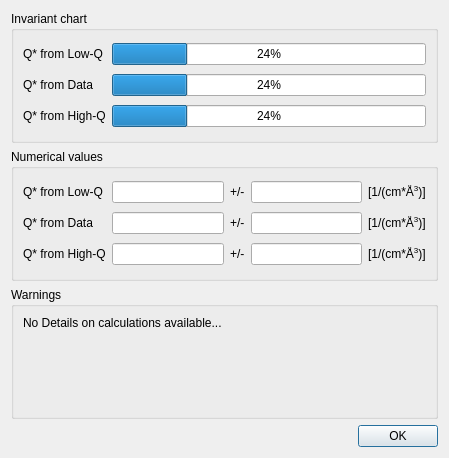
Old version of the form src/sas/qtgui/Perspectives/Invariant/UI/InvariantDetailsUI.ui in the repository SasView/sasview.
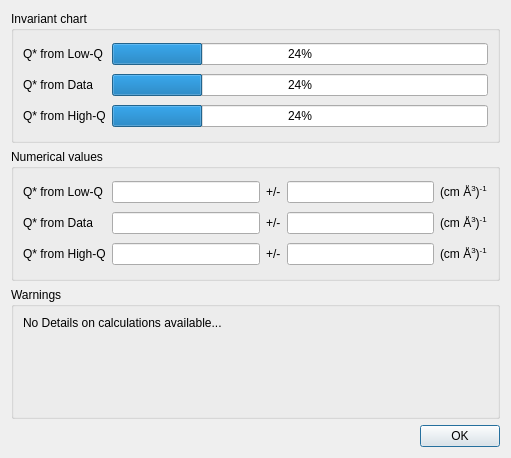
New version of the form.

Commit message: Initial commit of Celine's Invariant Perspective work SASVIEW-52

What changed in the file:
```diff
--- a/src/sas/qtgui/Perspectives/Invariant/UI/InvariantDetailsUI.ui
+++ b/src/sas/qtgui/Perspectives/Invariant/UI/InvariantDetailsUI.ui
@@ -6,10 +6,16 @@
    <rect>
     <x>0</x>
     <y>0</y>
-    <width>449</width>
+    <width>511</width>
     <height>458</height>
    </rect>
   </property>
+  <property name="sizePolicy">
+   <sizepolicy hsizetype="Fixed" vsizetype="Fixed">
+    <horstretch>0</horstretch>
+    <verstretch>0</verstretch>
+   </sizepolicy>
+  </property>
   <property name="windowTitle">
    <string>Dialog</string>
   </property>
@@ -94,7 +100,7 @@
       <item row="0" column="4">
        <widget class="QLabel" name="label_3">
         <property name="text">
-         <string>&lt;html&gt;&lt;head/&gt;&lt;body&gt;&lt;p&gt;[1/(cm*Å&lt;span style=&quot; vertical-align:super;&quot;&gt;3&lt;/span&gt;)]&lt;/p&gt;&lt;/body&gt;&lt;/html&gt;</string>
+         <string>&lt;html&gt;&lt;head/&gt;&lt;body&gt;&lt;p&gt;(cm Å&lt;span style=&quot; vertical-align:super;&quot;&gt;3&lt;/span&gt;)&lt;span style=&quot; vertical-align:super;&quot;&gt;-1&lt;/span&gt;&lt;/p&gt;&lt;/body&gt;&lt;/html&gt;</string>
         </property>
        </widget>
       </item>
@@ -121,7 +127,7 @@
       <item row="1" column="4">
        <widget class="QLabel" name="label_4">
         <property name="text">
-         <string>&lt;html&gt;&lt;head/&gt;&lt;body&gt;&lt;p&gt;[1/(cm*Å&lt;span style=&quot; vertical-align:super;&quot;&gt;3&lt;/span&gt;)]&lt;/p&gt;&lt;/body&gt;&lt;/html&gt;</string>
+         <string>&lt;html&gt;&lt;head/&gt;&lt;body&gt;&lt;p&gt;(cm Å&lt;span style=&quot; vertical-align:super;&quot;&gt;3&lt;/span&gt;)&lt;span style=&quot; vertical-align:super;&quot;&gt;-1&lt;/span&gt;&lt;/p&gt;&lt;/body&gt;&lt;/html&gt;</string>
         </property>
        </widget>
       </item>
@@ -148,7 +154,7 @@
       <item row="2" column="4">
        <widget class="QLabel" name="label_7">
         <property name="text">
-         <string>&lt;html&gt;&lt;head/&gt;&lt;body&gt;&lt;p&gt;[1/(cm*Å&lt;span style=&quot; vertical-align:super;&quot;&gt;3&lt;/span&gt;)]&lt;/p&gt;&lt;/body&gt;&lt;/html&gt;</string>
+         <string>&lt;html&gt;&lt;head/&gt;&lt;body&gt;&lt;p&gt;(cm Å&lt;span style=&quot; vertical-align:super;&quot;&gt;3&lt;/span&gt;)&lt;span style=&quot; vertical-align:super;&quot;&gt;-1&lt;/span&gt;&lt;/p&gt;&lt;/body&gt;&lt;/html&gt;</string>
         </property>
        </widget>
       </item>
```
Left out of the diff: 54 changed lines with no effect on the pictures. The commit also changes 10 other files.
